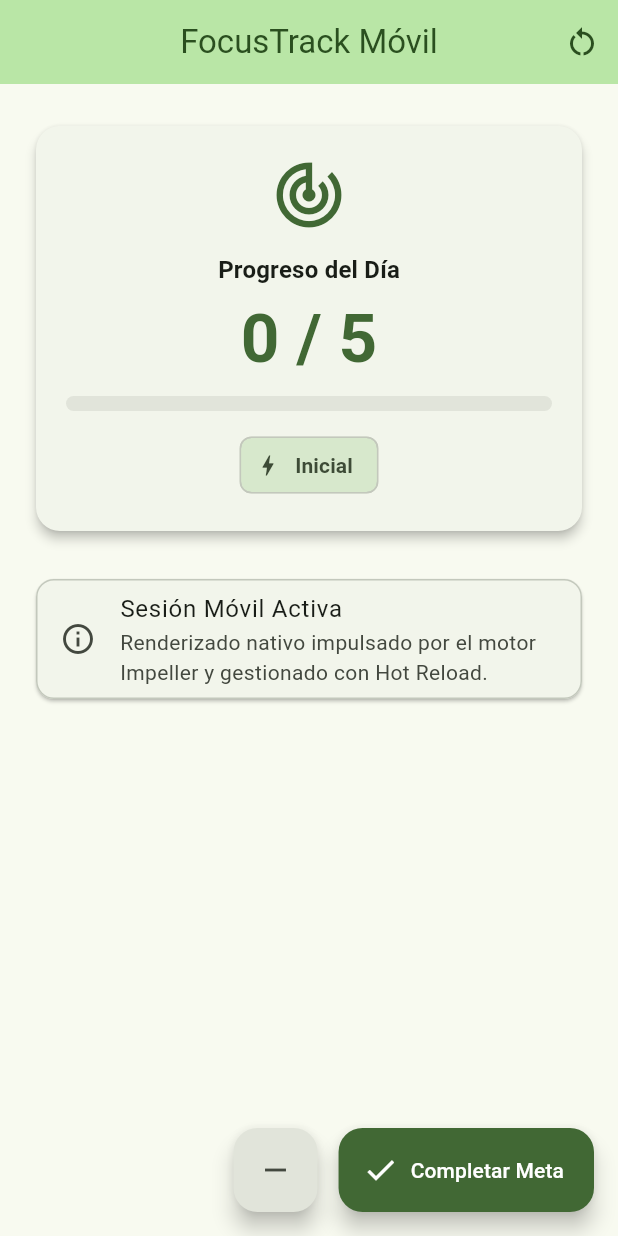
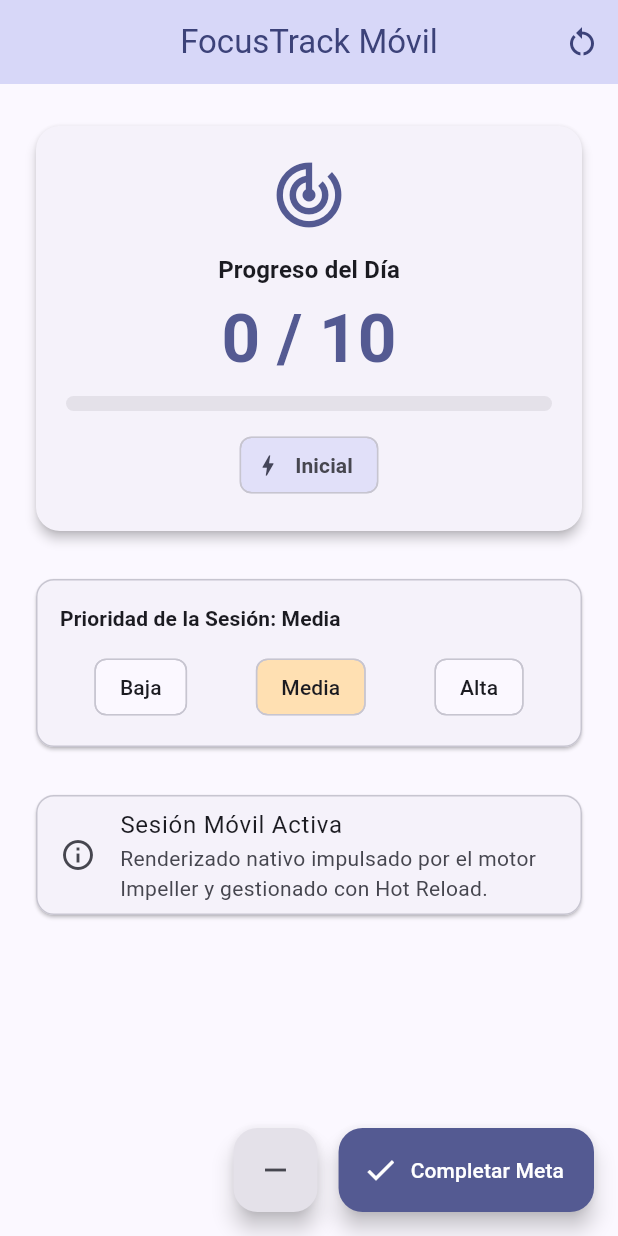
Before and after one commit to DarioMP-32/FocusTrackM-vil, a Flutter app: the screen it shows after launch, on a phone screen of 412 x 824 dp. Run offline on Flutter 3.47's test engine with Material 3 defaults, Android fonts, the phone set to English and light mode, and no system bars.

Commit message:
Implementacion del reto autonomo Estado de Prioridad y Límite de Productividad y Bloqueo Seguro

```diff
--- a/lib/main.dart
+++ b/lib/main.dart
@@ -4,7 +4,7 @@ void main() {
   runApp(const FocusTrackApp());
 }
 
-/// Widget raiz inmutable que configura el tema visual de la aplicacion
+/// Widget raíz inmutable que configura el tema visual de la aplicación
 class FocusTrackApp extends StatelessWidget {
   const FocusTrackApp({super.key});
 
@@ -16,7 +16,7 @@ class FocusTrackApp extends StatelessWidget {
       theme: ThemeData(
         useMaterial3: true,
         colorScheme: ColorScheme.fromSeed(
-         seedColor: const Color.fromARGB(255, 59, 221, 18), // Azul Índigo Universitario
+          seedColor: const Color(0xFF1A237E), // Azul Índigo Universitario
           brightness: Brightness.light,
         ),
         appBarTheme: const AppBarTheme(
@@ -34,14 +34,16 @@ class PantallaPrincipalMetas extends StatefulWidget {
   const PantallaPrincipalMetas({super.key});
 
   @override
- State<PantallaPrincipalMetas> createState() =>
-     _PantallaPrincipalMetasState();
+  State<PantallaPrincipalMetas> createState() => _PantallaPrincipalMetasState();
 }
 
 class _PantallaPrincipalMetasState extends State<PantallaPrincipalMetas> {
   int _metasCompletadas = 0;
- int _metaObjetivo = 5;
+  final int _metaObjetivo = 10;
   String _nivelProductividad = 'Inicial';
+
+
+  String _prioridadSeleccionada = 'Media';
 
   void _actualizarNivel() {
     if (_metasCompletadas == 0) {
@@ -49,16 +51,28 @@ class _PantallaPrincipalMetasState extends State<PantallaPrincipalMetas> {
     } else if (_metasCompletadas < _metaObjetivo) {
       _nivelProductividad = 'En Progreso';
     } else if (_metasCompletadas == _metaObjetivo) {
-     _nivelProductividad = '¡Objetivo Alcanzado!';
+      _nivelProductividad = 'Objetivo Alcanzado!';
     } else {
-     _nivelProductividad = '¡Sobresaliente (+${_metasCompletadas - _metaObjetivo})!';
+      _nivelProductividad = 'Sobresaliente (${_metasCompletadas - _metaObjetivo})!';
     }
   }
 
   void _incrementarMeta() {
     setState(() {
+
+      if (_metasCompletadas < 10) {
         _metasCompletadas++;
         _actualizarNivel();
+      } else {
+        ScaffoldMessenger.of(context).showSnackBar(
+          const SnackBar(
+            content: Text(
+              'Ha alcanzado el límite máximo diario de metas (10/10)',
+            ),
+            duration: Duration(seconds: 2),
+          ),
+        );
+      }
     });
   }
 
@@ -175,7 +189,7 @@ class _PantallaPrincipalMetasState extends State<PantallaPrincipalMetas> {
                           backgroundColor: colores.surfaceContainerHighest,
                           valueColor: AlwaysStoppedAnimation<Color>(
                             _metasCompletadas >= _metaObjetivo
-                               ? const Color.fromARGB(255, 196, 4, 4)
+                                ? Colors.teal
                                 : colores.primary,
                           ),
                         ),
@@ -190,12 +204,74 @@ class _PantallaPrincipalMetasState extends State<PantallaPrincipalMetas> {
                         ),
                         label: Text(
                           _nivelProductividad,
-                         style: TextStyle(
+                          style: const TextStyle(
                             fontWeight: FontWeight.bold,
-                           color: colores.onSecondaryContainer,
                           ),
                         ),
                         backgroundColor: colores.secondaryContainer,
+                      ),
+                    ],
+                  ),
+                ),
+              ),
+              const SizedBox(height: 24.0),
+
+
+              Card(
+                elevation: 1.0,
+                shape: RoundedRectangleBorder(
+                  borderRadius: BorderRadius.circular(12.0),
+                  side: BorderSide(color: colores.outlineVariant),
+                ),
+                child: Padding(
+                  padding: const EdgeInsets.all(16.0),
+                  child: Column(
+                    crossAxisAlignment: CrossAxisAlignment.start,
+                    children: [
+                      Text(
+                        'Prioridad de la Sesión: $_prioridadSeleccionada',
+                        style: tema.textTheme.titleSmall?.copyWith(
+                          fontWeight: FontWeight.bold,
+                        ),
+                      ),
+                      const SizedBox(height: 12.0),
+                      Row(
+                        mainAxisAlignment: MainAxisAlignment.spaceAround,
+                        children: [
+                          ActionChip(
+                            label: const Text('Baja'),
+                            backgroundColor: _prioridadSeleccionada == 'Baja'
+                                ? Colors.blue.shade100
+                                : null,
+                            onPressed: () {
+                              setState(() {
+                                _prioridadSeleccionada = 'Baja';
+                              });
+                            },
+                          ),
+                          ActionChip(
+                            label: const Text('Media'),
+                            backgroundColor: _prioridadSeleccionada == 'Media'
+                                ? Colors.orange.shade100
+                                : null,
+                            onPressed: () {
+                              setState(() {
+                                _prioridadSeleccionada = 'Media';
+                              });
+                            },
+                          ),
+                          ActionChip(
+                            label: const Text('Alta'),
+                            backgroundColor: _prioridadSeleccionada == 'Alta'
+                                ? Colors.red.shade100
+                                : null,
+                            onPressed: () {
+                              setState(() {
+                                _prioridadSeleccionada = 'Alta';
+                              });
+                            },
+                          ),
+                        ],
                       ),
                     ],
                   ),
@@ -216,8 +292,7 @@ class _PantallaPrincipalMetasState extends State<PantallaPrincipalMetas> {
                   leading: Icon(Icons.info_outline),
                   title: Text('Sesión Móvil Activa'),
                   subtitle: Text(
-                   'Renderizado nativo impulsado por el motor Impeller '
-                   'y gestionado con Hot Reload.',
+                    'Renderizado nativo impulsado por el motor Impeller y gestionado con Hot Reload.',
                   ),
                 ),
               ),
```
Lines whose indentation alone changed are shown as unchanged.
